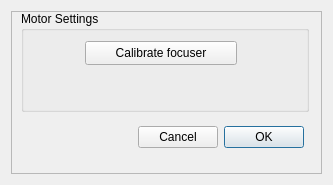
First picture: the form in DigitalNet.ui, repository rpineau/Digital_Net, before the edit.
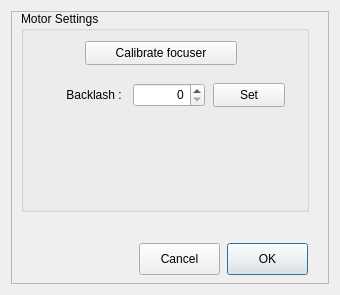
Second picture: the form after the edit. Custom widgets are drawn as their Qt base class.

Commit message: Added code to read/set backlash

Diff of the .ui file:
```diff
--- a/DigitalNet.ui
+++ b/DigitalNet.ui
@@ -6,8 +6,8 @@
    <rect>
     <x>0</x>
     <y>0</y>
-    <width>333</width>
-    <height>185</height>
+    <width>340</width>
+    <height>295</height>
    </rect>
   </property>
   <property name="sizePolicy">
@@ -64,7 +64,7 @@
         <x>10</x>
         <y>0</y>
         <width>288</width>
-        <height>101</height>
+        <height>201</height>
        </rect>
       </property>
       <property name="title">
@@ -83,57 +83,83 @@
         <string>Calibrate focuser</string>
        </property>
       </widget>
-     </widget>
-     <widget class="QWidget" name="horizontalLayoutWidget_2">
+      <widget class="QLabel" name="label">
+       <property name="geometry">
+        <rect>
+         <x>24</x>
+         <y>72</y>
+         <width>80</width>
+         <height>24</height>
+        </rect>
+       </property>
+       <property name="text">
+        <string>Backlash : </string>
+       </property>
+       <property name="alignment">
+        <set>Qt::AlignRight|Qt::AlignTrailing|Qt::AlignVCenter</set>
+       </property>
+      </widget>
+      <widget class="QSpinBox" name="backLash">
       <property name="geometry">
        <rect>
-        <x>80</x>
-        <y>110</y>
-        <width>213</width>
-        <height>32</height>
-       </rect>
-      </property>
-      <layout class="QHBoxLayout" name="horizontalLayout_5">
-       <property name="rightMargin">
-        <number>0</number>
+         <x>112</x>
+         <y>72</y>
+         <width>72</width>
+         <height>24</height>
+        </rect>
+       </property>
+       <property name="alignment">
+        <set>Qt::AlignRight|Qt::AlignTrailing|Qt::AlignVCenter</set>
        </property>
-       <property name="bottomMargin">
-        <number>0</number>
+       <property name="maximum">
+        <number>255</number>
        </property>
-       <item>
-        <spacer name="horizontalSpacer">
-         <property name="orientation">
-          <enum>Qt::Horizontal</enum>
-         </property>
-         <property name="sizeHint" stdset="0">
-          <size>
-           <width>40</width>
-           <height>20</height>
-          </size>
-         </property>
-        </spacer>
-       </item>
-       <item>
+      </widget>
+      <widget class="QPushButton" name="pushButton_2">
+       <property name="geometry">
+        <rect>
+         <x>192</x>
+         <y>72</y>
+         <width>72</width>
+         <height>24</height>
+        </rect>
+       </property>
+       <property name="text">
+        <string>Set</string>
+       </property>
+      </widget>
+     </widget>
         <widget class="QPushButton" name="pushButtonCancel">
+      <property name="geometry">
+       <rect>
+        <x>128</x>
+        <y>232</y>
+        <width>81</width>
+        <height>32</height>
+       </rect>
+      </property>
          <property name="text">
           <string>Cancel</string>
          </property>
         </widget>
-       </item>
-       <item>
         <widget class="QPushButton" name="pushButtonOK">
          <property name="enabled">
           <bool>true</bool>
          </property>
+      <property name="geometry">
+       <rect>
+        <x>216</x>
+        <y>232</y>
+        <width>81</width>
+        <height>32</height>
+       </rect>
+      </property>
          <property name="text">
           <string>OK</string>
          </property>
          <property name="default">
           <bool>true</bool>
          </property>
-        </widget>
-       </item>
-      </layout>
      </widget>
     </widget>
    </item>
```
Lines whose indentation alone changed are shown as unchanged. The commit also changes 4 other files.
